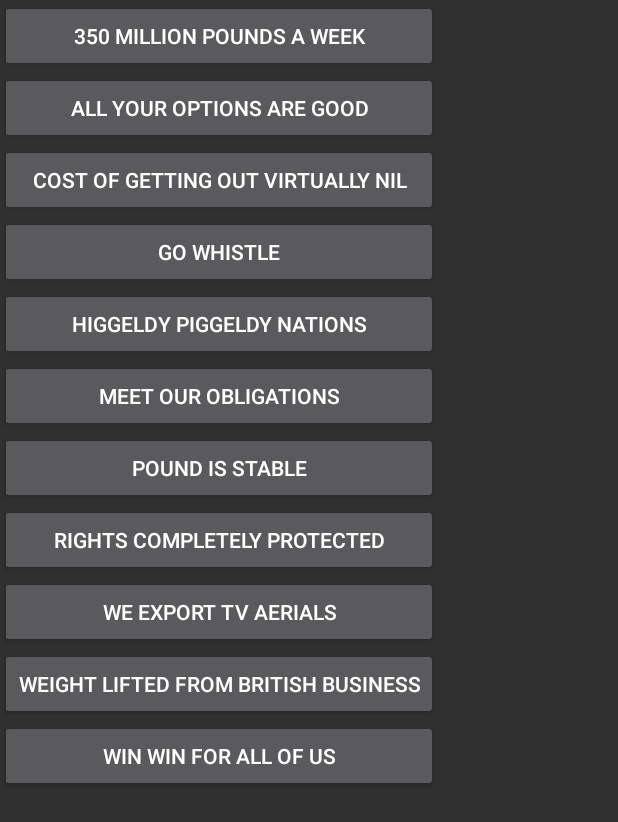
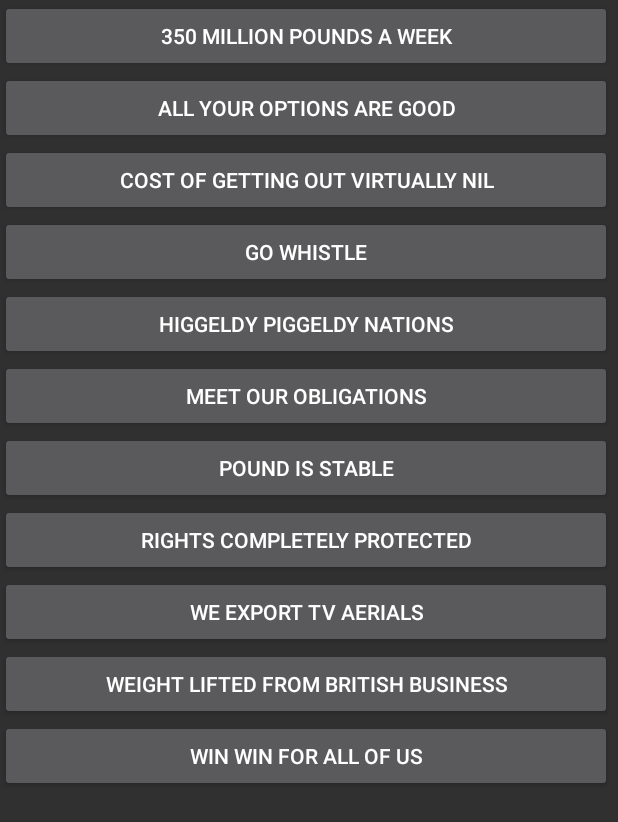
Before and after one commit to rahulyhg/brexitsoundboard, an Android app: the BorisActivity screen opened directly, with no data from a screen before it, on a phone screen of 412 x 824 dp. Shown: the top 822 px of the screen. Run offline under Robolectric (Android 15) with nearby library versions, the phone set to English and light mode, and no system bars.

Commit message:
Squashed commit of the following:
commit da33eb4261e42043525a37f052e69953cfabc90b
Author: James Sears <brexitsoundboard@gmail.com>
Date:   Mon Sep 11 10:01:50 2017 +0100

    layouts look centered

commit 01446151b98db912083f2017cceb9f7e39ae4ee4
Author: James Sears <brexitsoundboard@gmail.com>
Date:   Mon Sep 11 09:39:56 2017 +0100

    improving layouts - so everything centered

```diff
--- a/app/src/main/res/layout/activity_boris.xml
+++ b/app/src/main/res/layout/activity_boris.xml
@@ -2,31 +2,31 @@
 <android.support.constraint.ConstraintLayout xmlns:android="http://schemas.android.com/apk/res/android"
     xmlns:app="http://schemas.android.com/apk/res-auto"
     xmlns:tools="http://schemas.android.com/tools"
-    android:layout_width="match_parent"
-    android:layout_height="match_parent"
+    android:layout_width="fill_parent"
+    android:layout_height="fill_parent"
     tools:context="na.brexitsoundboard.BorisActivity">
 
-    <RelativeLayout
-        android:layout_width="wrap_content"
-        android:layout_height="wrap_content"
-        tools:layout_editor_absoluteX="8dp"
-        tools:layout_editor_absoluteY="8dp">
-
     <ScrollView
-            android:layout_width="wrap_content"
-            android:layout_height="wrap_content"
+        android:layout_width="0dp"
+        android:layout_height="0dp"
         android:layout_centerHorizontal="true"
         android:layout_centerInParent="true"
         android:layout_centerVertical="true"
         android:clipToPadding="true"
         android:fillViewport="true"
-            android:scrollbarStyle="outsideInset"
+        android:scrollbarStyle="insideInset"
         android:visibility="visible"
-            tools:layout_editor_absoluteX="8dp"
-            tools:layout_editor_absoluteY="8dp">
+        tools:layout_constraintTop_creator="1"
+        tools:layout_constraintRight_creator="1"
+        tools:layout_constraintBottom_creator="1"
+        app:layout_constraintBottom_toBottomOf="parent"
+        app:layout_constraintRight_toRightOf="parent"
+        tools:layout_constraintLeft_creator="1"
+        app:layout_constraintLeft_toLeftOf="parent"
+        app:layout_constraintTop_toTopOf="parent">
 
         <LinearLayout
-                android:layout_width="wrap_content"
+            android:layout_width="fill_parent"
             android:layout_height="wrap_content"
             android:orientation="vertical">
 
@@ -34,9 +34,7 @@
                 android:id="@+id/button350MillionPoundsAWeek"
                 android:layout_width="match_parent"
                 android:layout_height="wrap_content"
-                    android:text="@string/button_boris_350MillionPoundsAWeek"
-                    tools:layout_editor_absoluteX="106dp"
-                    tools:layout_editor_absoluteY="67dp" />
+                android:text="@string/button_boris_350MillionPoundsAWeek" />
 
             <Button
                 android:id="@+id/buttonAllYourOptionsAreGood"
@@ -99,6 +97,5 @@
                 android:text="@string/button_boris_WinWinForallOfUs" />
         </LinearLayout>
     </ScrollView>
-    </RelativeLayout>
 
 </android.support.constraint.ConstraintLayout>
```
Also changed, not shown: app/src/main/res/layout/activity_main.xml (+13 -17 lines). Lines whose indentation alone changed are shown as unchanged.
